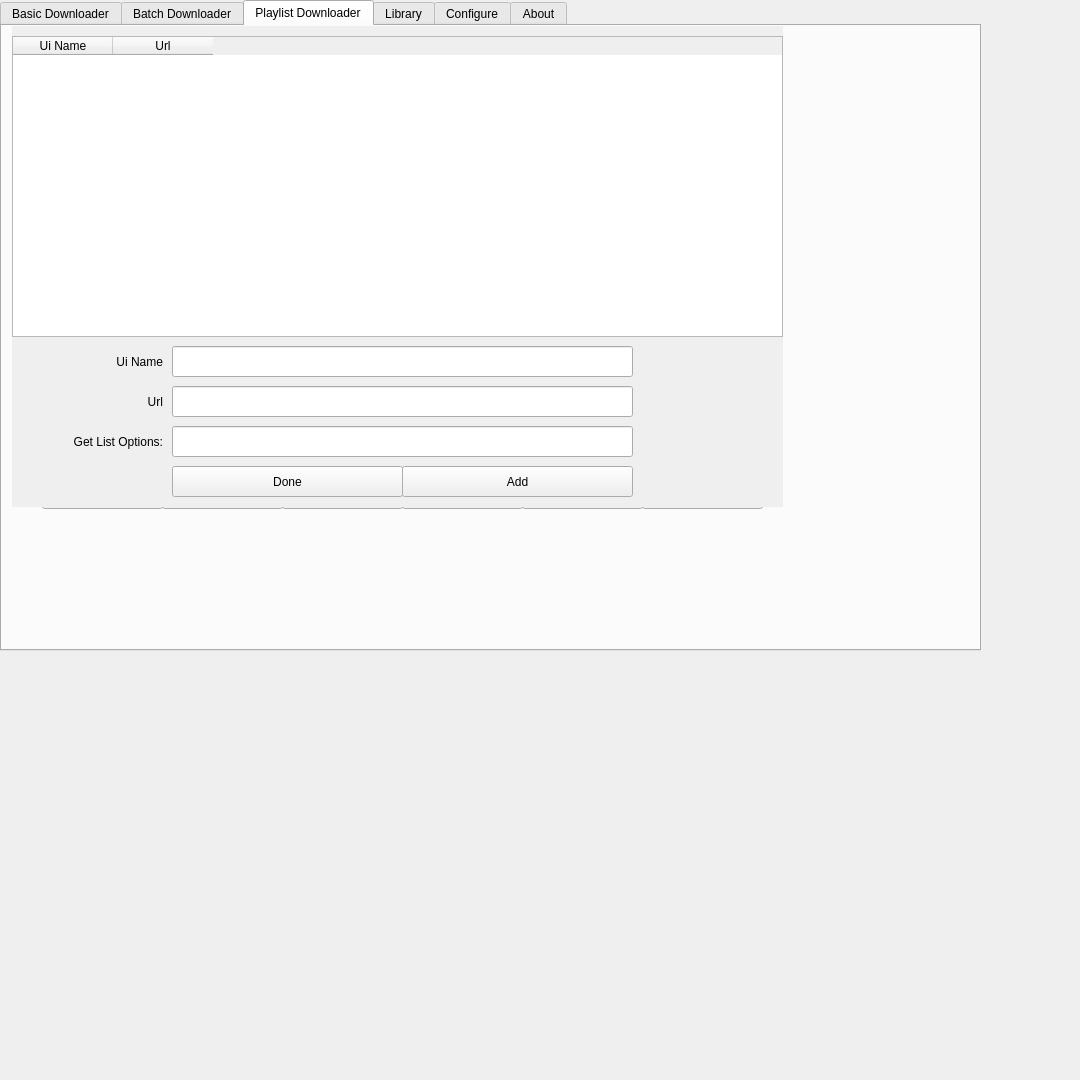
This is src/mainwindow.ui in wbaamaral/media-downloader as Qt 5 draws it before an edit. The edited form follows.
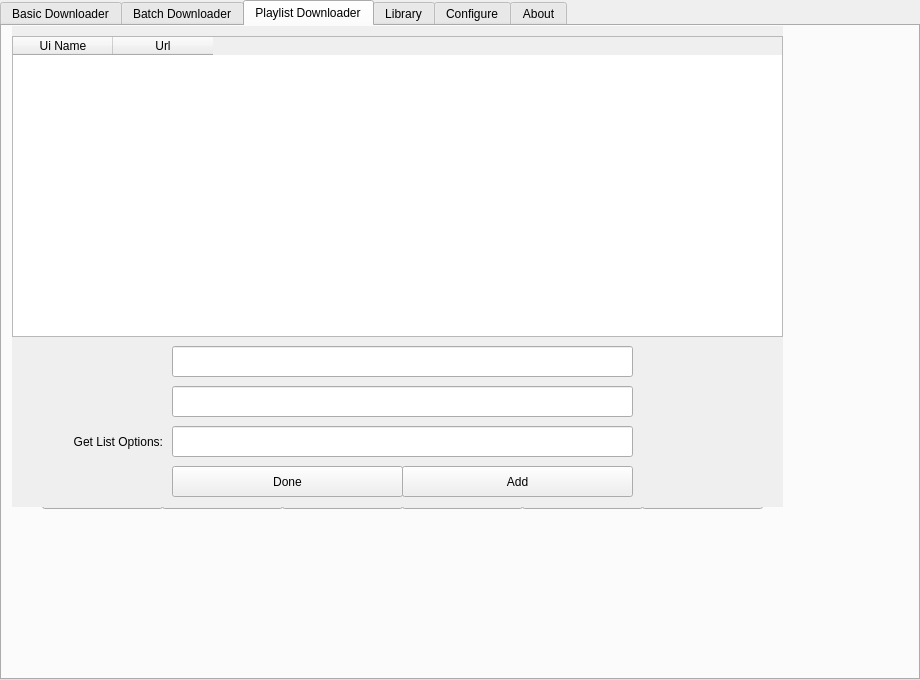
This is the edited form. The open tabs and pages were chosen to show the change.

```diff
--- a/src/mainwindow.ui
+++ b/src/mainwindow.ui
@@ -6,14 +6,20 @@
    <rect>
     <x>0</x>
     <y>0</y>
-    <width>1080</width>
-    <height>1080</height>
+     <width>920</width>
+     <height>680</height>
    </rect>
   </property>
   <property name="minimumSize">
    <size>
-    <width>1080</width>
-    <height>1080</height>
+     <width>920</width>
+     <height>680</height>
+    </size>
+   </property>
+   <property name="maximumSize">
+    <size>
+     <width>920</width>
+     <height>680</height>
    </size>
   </property>
   <property name="windowTitle">
@@ -25,8 +31,8 @@
      <rect>
       <x>0</x>
       <y>0</y>
-      <width>981</width>
-      <height>651</height>
+       <width>920</width>
+       <height>680</height>
      </rect>
     </property>
     <property name="currentIndex">
@@ -1198,25 +1204,6 @@
       <property name="autoFillBackground">
        <bool>true</bool>
       </property>
-      <widget class="QLabel" name="labelPlSubscriptionUiName">
-       <property name="geometry">
-        <rect>
-         <x>0</x>
-         <y>320</y>
-         <width>151</width>
-         <height>31</height>
-        </rect>
-       </property>
-       <property name="text">
-        <string>Ui Name</string>
-       </property>
-       <property name="alignment">
-        <set>Qt::AlignRight|Qt::AlignTrailing|Qt::AlignVCenter</set>
-       </property>
-       <property name="wordWrap">
-        <bool>true</bool>
-       </property>
-      </widget>
       <widget class="QLineEdit" name="lineEditPlSubscriptionUrl">
        <property name="geometry">
         <rect>
@@ -1294,25 +1281,6 @@
         <string>Add</string>
        </property>
       </widget>
-      <widget class="QLabel" name="labelPlSubscriptionUrl">
-       <property name="geometry">
-        <rect>
-         <x>0</x>
-         <y>360</y>
-         <width>151</width>
-         <height>31</height>
-        </rect>
-       </property>
-       <property name="text">
-        <string>Url</string>
-       </property>
-       <property name="alignment">
-        <set>Qt::AlignRight|Qt::AlignTrailing|Qt::AlignVCenter</set>
-       </property>
-       <property name="wordWrap">
-        <bool>true</bool>
-       </property>
-      </widget>
       <widget class="QPushButton" name="pbPlSubscriptionDone">
        <property name="geometry">
         <rect>
```
Lines whose indentation alone changed are shown as unchanged.
